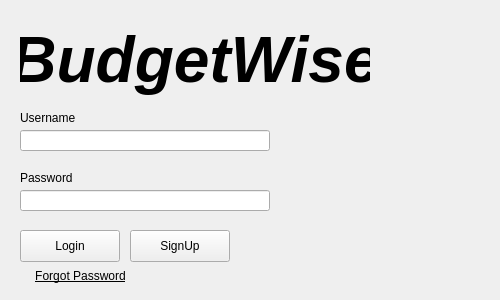
Above: src/window/LoginWindow.ui from typinghare/budget-wise-cpp-bhcc before the change. Below: the same form after it.
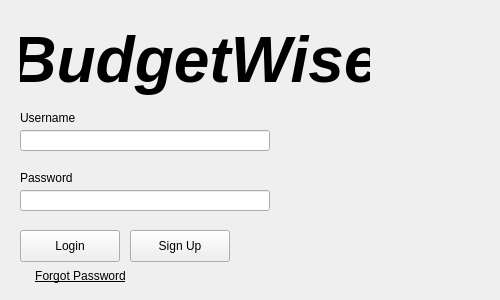
That is the form after the change.

What changed in the file:
```diff
--- a/src/window/LoginWindow.ui
+++ b/src/window/LoginWindow.ui
@@ -108,7 +108,7 @@
     </rect>
    </property>
    <property name="text">
-    <string>SignUp</string>
+    <string>Sign Up</string>
    </property>
   </widget>
   <widget class="QPushButton" name="forgotPasswordButton">
```
